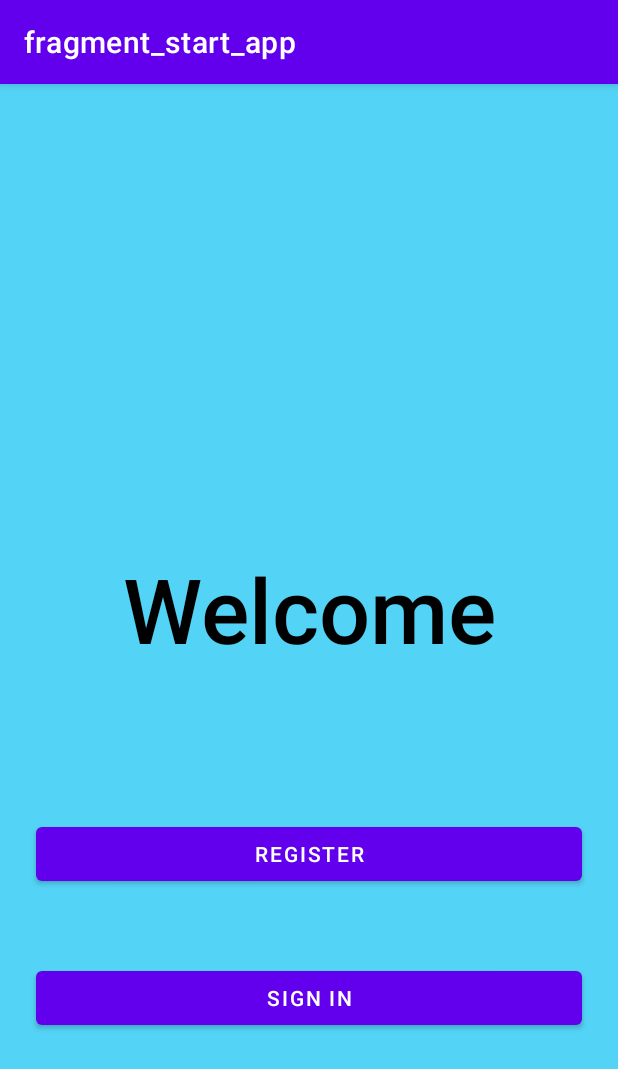
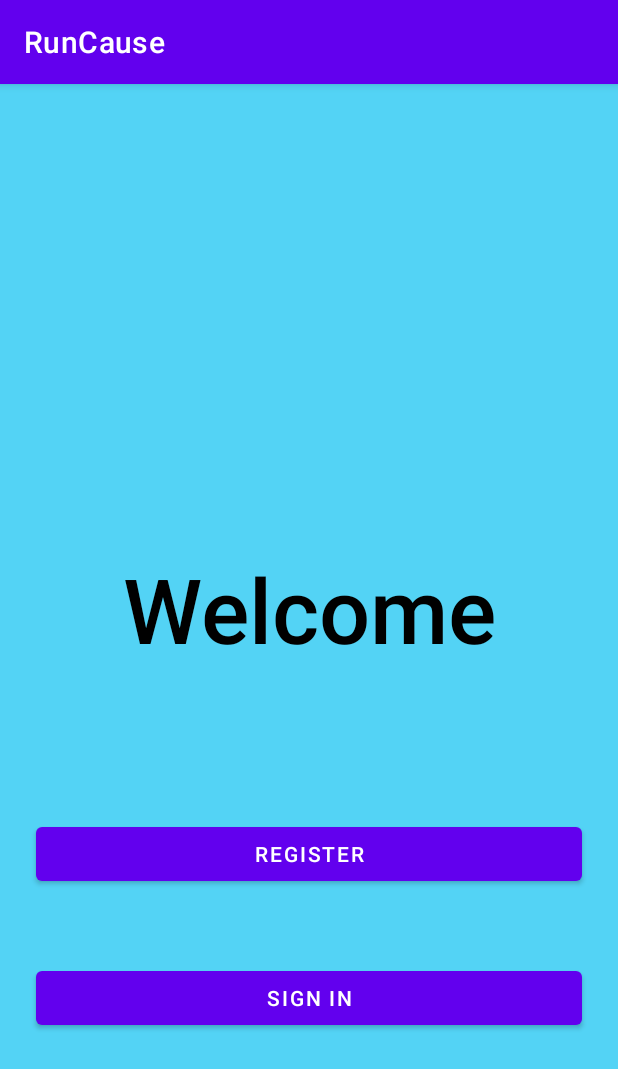
Before and after one commit to betsalelkogo/RunCause, an Android app: the screen it shows after launch (MainActivity), on a phone screen of 412 x 824 dp. Shown: the top 1069 px of the screen. Run offline under Robolectric (Android 15) with nearby library versions, the phone set to English and light mode, and no system bars; our stand-ins replace Firebase (no records; nobody signed in at launch, a user with empty details on screens opened directly), Room's generated code, navigation-ui.

Commit message:
fix the menue

```diff
--- a/app/src/main/res/navigation/nav_graph.xml
+++ b/app/src/main/res/navigation/nav_graph.xml
@@ -3,12 +3,12 @@
     xmlns:app="http://schemas.android.com/apk/res-auto"
     xmlns:tools="http://schemas.android.com/tools"
     android:id="@+id/nav_graph"
+    android:label="RunCause"
     app:startDestination="@id/startAppFragment">
     <fragment
         android:id="@+id/startAppFragment"
         android:name="com.example.runcause.StartAppFragment"
-        android:label="fragment_start_app"
-        tools:layout="@layout/fragment_start_app" >
+        tools:layout="@layout/fragment_start_app">
         <action
             android:id="@+id/action_startAppFragment_to_registerFragment"
             app:destination="@id/registerFragment" />
@@ -22,8 +22,8 @@
     <fragment
         android:id="@+id/loginFragment"
         android:name="com.example.runcause.LoginFragment"
-        android:label="fragment_login"
-        tools:layout="@layout/fragment_login" >
+        android:label="Login"
+        tools:layout="@layout/fragment_login">
         <action
             android:id="@+id/action_loginFragment_to_projectRunListFragment"
             app:destination="@id/projectRunListFragment" />
@@ -31,8 +31,8 @@
     <fragment
         android:id="@+id/registerFragment"
         android:name="com.example.runcause.RegisterFragment"
-        android:label="fragment_register"
-        tools:layout="@layout/fragment_register" >
+        android:label="Register"
+        tools:layout="@layout/fragment_register">
         <action
             android:id="@+id/action_registerFragment_to_loginFragment"
             app:destination="@id/loginFragment" />
@@ -40,8 +40,8 @@
     <fragment
         android:id="@+id/projectRunListFragment"
         android:name="com.example.runcause.ProjectRunListFragment"
-        android:label="fragment_project_run_list"
-        tools:layout="@layout/fragment_project_run_list" >
+        android:label="Run Project List"
+        tools:layout="@layout/fragment_project_run_list">
         <action
             android:id="@+id/action_projectRunListFragment_to_userHomePageFragment"
             app:destination="@id/userHomePageFragment" />
@@ -51,12 +51,15 @@
         <argument
             android:name="user"
             app:argType="com.example.runcause.model.User" />
+        <action
+            android:id="@+id/action_projectRunListFragment_to_addRunProjectFragment"
+            app:destination="@id/addRunProjectFragment" />
     </fragment>
     <fragment
         android:id="@+id/userHomePageFragment"
         android:name="com.example.runcause.UserHomePageFragment"
-        android:label="fragment_user_home_page"
-        tools:layout="@layout/fragment_user_home_page" >
+        android:label="Home Page"
+        tools:layout="@layout/fragment_user_home_page">
         <action
             android:id="@+id/action_userHomePageFragment_to_editUserFragment"
             app:destination="@id/editUserFragment" />
@@ -72,12 +75,21 @@
         <argument
             android:name="user"
             app:argType="com.example.runcause.model.User" />
+        <action
+            android:id="@+id/action_userHomePageFragment_to_addRunProjectFragment"
+            app:destination="@id/addRunProjectFragment" />
+        <action
+            android:id="@+id/action_userHomePageFragment_self"
+            app:destination="@id/userHomePageFragment" />
+        <argument
+            android:name="project"
+            app:argType="com.example.runcause.model.Project" />
     </fragment>
     <fragment
         android:id="@+id/runScreenFragment"
         android:name="com.example.runcause.RunScreenFragment"
-        android:label="fragment_run_screen"
-        tools:layout="@layout/fragment_run_screen" >
+        android:label="Run Track"
+        tools:layout="@layout/fragment_run_screen">
         <action
             android:id="@+id/action_runScreenFragment_to_endRunFragment"
             app:destination="@id/endRunFragment" />
@@ -94,8 +106,8 @@
     <fragment
         android:id="@+id/endRunFragment"
         android:name="com.example.runcause.EndRunFragment"
-        android:label="fragment_end_run"
-        tools:layout="@layout/fragment_end_run" >
+        android:label="Run Details "
+        tools:layout="@layout/fragment_end_run">
         <action
             android:id="@+id/action_endRunFragment_to_runMapFragment"
             app:destination="@id/runMapFragment" />
@@ -109,8 +121,8 @@
     <fragment
         android:id="@+id/runMapFragment"
         android:name="com.example.runcause.RunMapFragment"
-        android:label="fragment_run_map"
-        tools:layout="@layout/fragment_run_map" >
+        android:label="Run Map Track"
+        tools:layout="@layout/fragment_run_map">
         <action
             android:id="@+id/action_runMapFragment_to_endRunFragment"
             app:destination="@id/endRunFragment" />
@@ -130,8 +142,8 @@
     <fragment
         android:id="@+id/editUserFragment"
         android:name="com.example.runcause.EditUserFragment"
-        android:label="fragment_edit_user"
-        tools:layout="@layout/fragment_edit_user" >
+        android:label="Edit User"
+        tools:layout="@layout/fragment_edit_user">
         <action
             android:id="@+id/action_editUserFragment_to_userHomePageFragment"
             app:destination="@id/userHomePageFragment" />
@@ -142,8 +154,8 @@
     <fragment
         android:id="@+id/userRunListFragment"
         android:name="com.example.runcause.UserRunListFragment"
-        android:label="fragment_user_run_list"
-        tools:layout="@layout/fragment_user_run_list" >
+        android:label="Mu run History"
+        tools:layout="@layout/fragment_user_run_list">
         <action
             android:id="@+id/action_userRunListFragment_to_runScreenFragment"
             app:destination="@id/runScreenFragment" />
@@ -157,4 +169,16 @@
             android:name="user"
             app:argType="com.example.runcause.model.User" />
     </fragment>
+    <fragment
+        android:id="@+id/addRunProjectFragment"
+        android:name="com.example.runcause.AddRunProjectFragment"
+        android:label="fragment_add_run_project"
+        tools:layout="@layout/fragment_add_run_project" >
+        <action
+            android:id="@+id/action_addRunProjectFragment_to_userHomePageFragment"
+            app:destination="@id/userHomePageFragment" />
+        <argument
+            android:name="user"
+            app:argType="com.example.runcause.model.User" />
+    </fragment>
 </navigation>
--- a/app/src/main/res/values/strings.xml
+++ b/app/src/main/res/values/strings.xml
@@ -12,4 +12,6 @@
     <!-- TODO: Remove or change this placeholder text -->
     <string name="hello_blank_fragment">Hello blank fragment</string>
     <string name="log_out">Log out</string>
+    <string name="username">username</string>
+    <string name="birth_year">Birth Year</string>
 </resources>
```
Also changed, not shown: app/src/main/java/com/example/runcause/AddRunProjectFragment.java (added, +64 -0 lines), app/src/main/java/com/example/runcause/ProjectRunListFragment.java (+13 -7 lines), app/src/main/java/com/example/runcause/UserHomePageFragment.java (added, +144 -0 lines), app/src/main/res/layout/fragment_add_run_project.xml (added, +14 -0 lines), app/src/main/res/layout/fragment_register.xml (+4 -3 lines), app/src/main/res/menu/menu_main.xml (+7 -8 lines).
